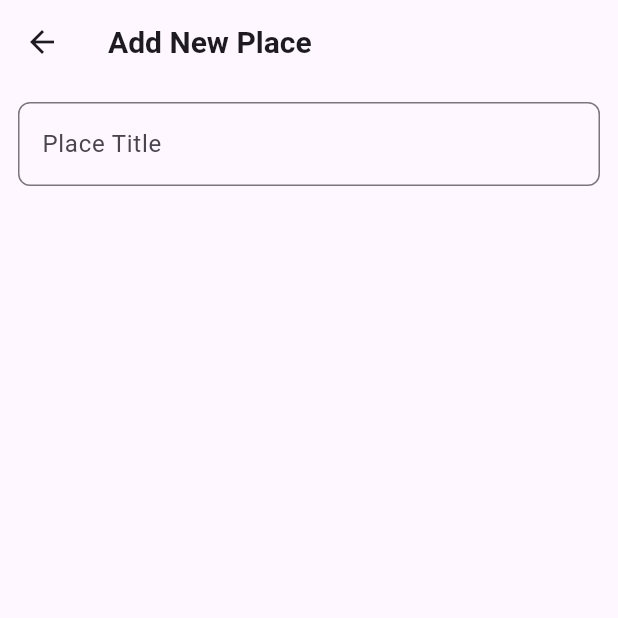
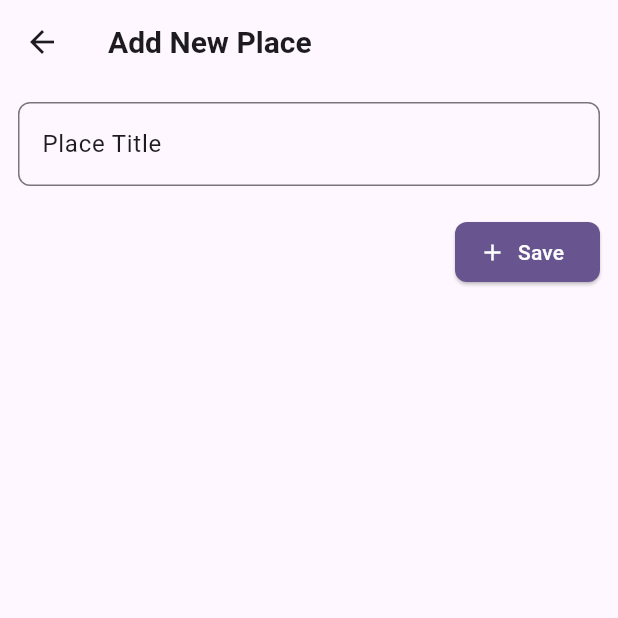
Before and after one commit to NavidZamanKhan/favorite_places_app, a Flutter app: the AddPlaceScreen screen opened directly, on a phone screen of 412 x 824 dp, the top half of it. Run offline on Flutter 3.47's test engine with Material 3 defaults, Android fonts, the phone set to English and light mode, and no system bars; our stand-ins replace flutter_riverpod, google_fonts.

Commit message:
Enhance AddPlaceScreen with a Save button and update label style

```diff
--- a/lib/screens/add_place.dart
+++ b/lib/screens/add_place.dart
@@ -25,7 +25,7 @@ class AddPlaceScreenState extends State<AddPlaceScreen> {
           style: TextStyle(fontSize: 20, fontWeight: FontWeight.w600),
         ),
       ),
-      body: const SingleChildScrollView(
+      body: SingleChildScrollView(
         child: Column(
           children: [
             Padding(
@@ -36,8 +36,33 @@ class AddPlaceScreenState extends State<AddPlaceScreen> {
                     borderRadius: BorderRadius.all(Radius.circular(8)),
                   ),
                   labelText: 'Place Title',
+                  labelStyle: TextStyle(
+                    color: Theme.of(context).colorScheme.onSurface,
+                  ),
                 ),
+                controller: _titleController,
               ),
+            ),
+            const SizedBox(height: 8),
+            Row(
+              mainAxisAlignment: MainAxisAlignment.end,
+              children: [
+                Padding(
+                  padding: const EdgeInsets.symmetric(horizontal: 12),
+                  child: ElevatedButton.icon(
+                    style: ElevatedButton.styleFrom(
+                      backgroundColor: Theme.of(context).colorScheme.primary,
+                      foregroundColor: Theme.of(context).colorScheme.onPrimary,
+                      shape: RoundedRectangleBorder(
+                        borderRadius: BorderRadius.circular(8),
+                      ),
+                    ),
+                    onPressed: () {},
+                    icon: const Icon(Icons.add),
+                    label: const Text('Save'),
+                  ),
+                ),
+              ],
             ),
           ],
         ),
```
